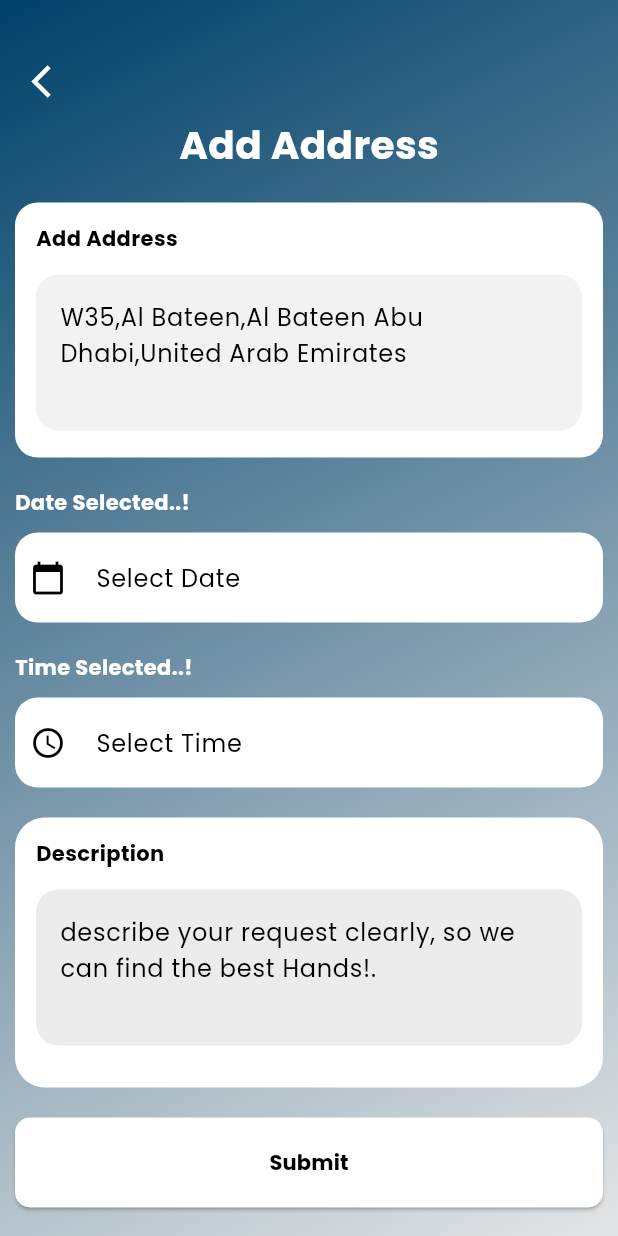
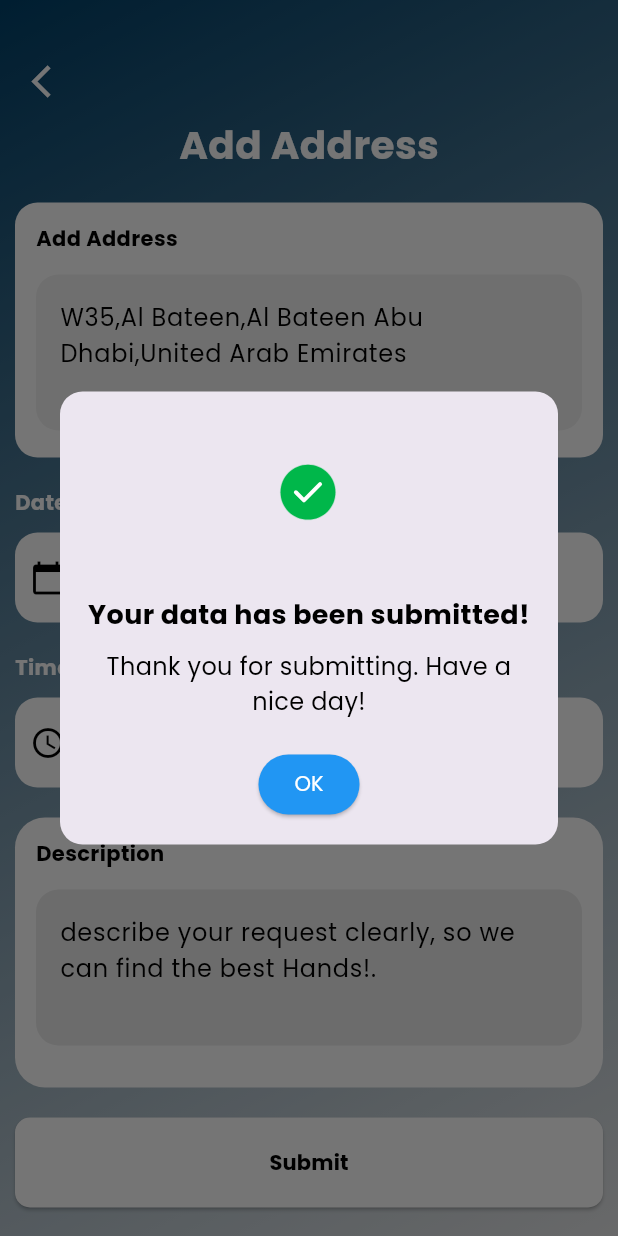
Before and after one commit to Diludhz/bookingserviceaoo, a Flutter app: the AddAddressPage screen opened directly, after a tap on "Submit", on a phone screen of 412 x 824 dp. Run offline on Flutter 3.47's test engine with Material 3 defaults, Android fonts, the phone set to English and light mode, and no system bars; our stand-ins replace font_awesome_flutter, image_picker, lottie, shared_preferences; missing offline and left inert: card_slider; accounts and stored records are empty.

Commit message:
first commit

```diff
--- a/lib/view/Home_screen.dart
+++ b/lib/view/Home_screen.dart
@@ -110,7 +110,6 @@ class _HomePageState extends State<HomePage> {
       body: Container(
         height: screenHeight,
         decoration: Styles.gradientDecoration,
-        child: SingleChildScrollView(
         child: Column(
           children: [
             const ProfileHeader(),
@@ -187,8 +186,7 @@ class _HomePageState extends State<HomePage> {
                     height: screenHeight * 0.2,
                     width: screenHeight * 0.13,
                     decoration: BoxDecoration(
-                        borderRadius:
-                            BorderRadius.circular(screenHeight * 0.02),
+                      borderRadius: BorderRadius.circular(screenHeight * 0.02),
                       shape: BoxShape.rectangle,
                       boxShadow: const [
                         BoxShadow(
@@ -209,7 +207,6 @@ class _HomePageState extends State<HomePage> {
             ),
             const SizedBox(height: 10), // Add space at the bottom
           ],
-          ),
         ),
       ),
       floatingActionButton: FloatingActionButton(
--- a/lib/view/Widgets/Address_screen.dart
+++ b/lib/view/Widgets/Address_screen.dart
@@ -143,12 +143,17 @@ class _AddAddressPageState extends State<AddAddressPage> {
     );
   }
 
-  void _handleSubmit() {
-    _saveData();
-    setState(() {});
+  void _handleSubmit() async {
+    await _saveData(); // Save data to SharedPreferences
 
-    Future.delayed(const Duration(seconds: 3), () {
-      setState(() {});
+    // Clear the text fields
+    _addressController.clear();
+    _dateController.clear();
+    _timeController.clear();
+    _descriptionController.clear();
+
+    // Show the submission dialog
+    Future.delayed(const Duration(seconds: 1), () {
       _showSubmissionDialog();
     });
   }
--- a/lib/view/Widgets/Home_topcontainer.dart
+++ b/lib/view/Widgets/Home_topcontainer.dart
@@ -9,7 +9,7 @@ class ProfileHeader extends StatelessWidget {
     final double screenWidth = MediaQuery.of(context).size.width;
 
     return Container(
-      height: screenHeight * 0.28, // Adjusted height relative to screen height
+      height: screenHeight * 0.25, // Adjusted height relative to screen height
       width: double.infinity,
 
       decoration: BoxDecoration(
--- a/lib/view/Widgets/Stack_screen.dart
+++ b/lib/view/Widgets/Stack_screen.dart
@@ -40,7 +40,7 @@ class _StackCardSliderState extends State<StackCardSlider> {
 
     Future.delayed(const Duration(seconds: 1), () {
       overlayEntry.remove(); // Remove the indicator
-      Navigator.push(
+      Navigator.pushReplacement(
         context,
         MaterialPageRoute(builder: (context) => const BookingPage()),
       );
```
Also changed, not shown: lib/view/Widgets/Booking_screen.dart (+22 -7 lines). Lines whose indentation alone changed are shown as unchanged.
